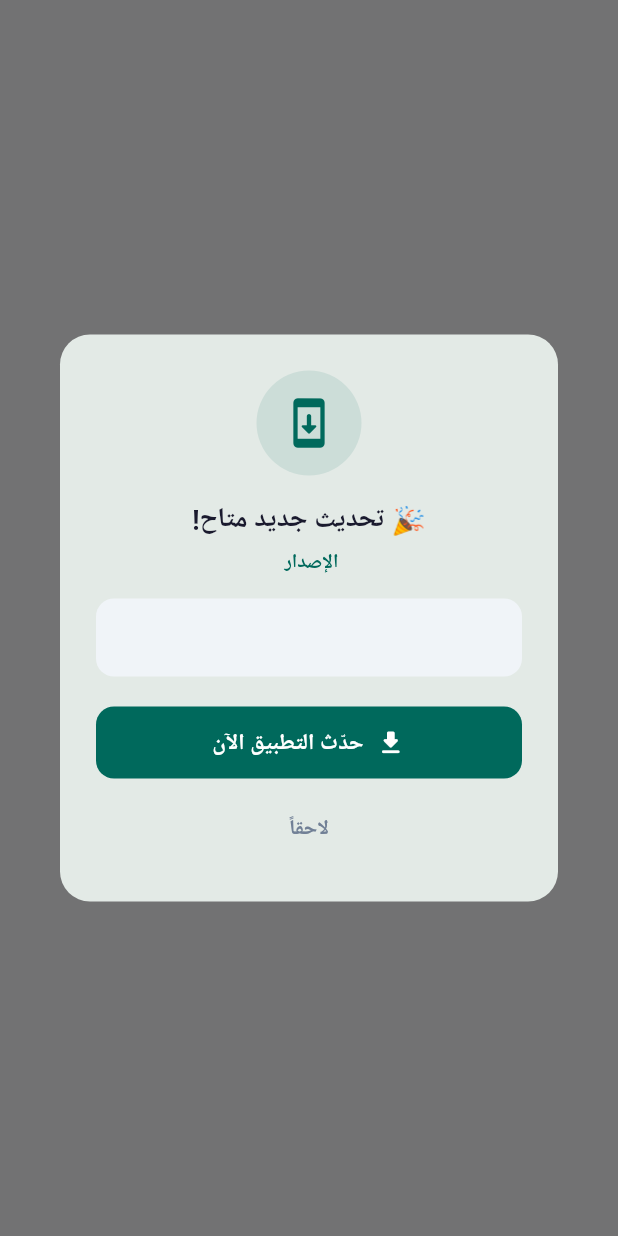
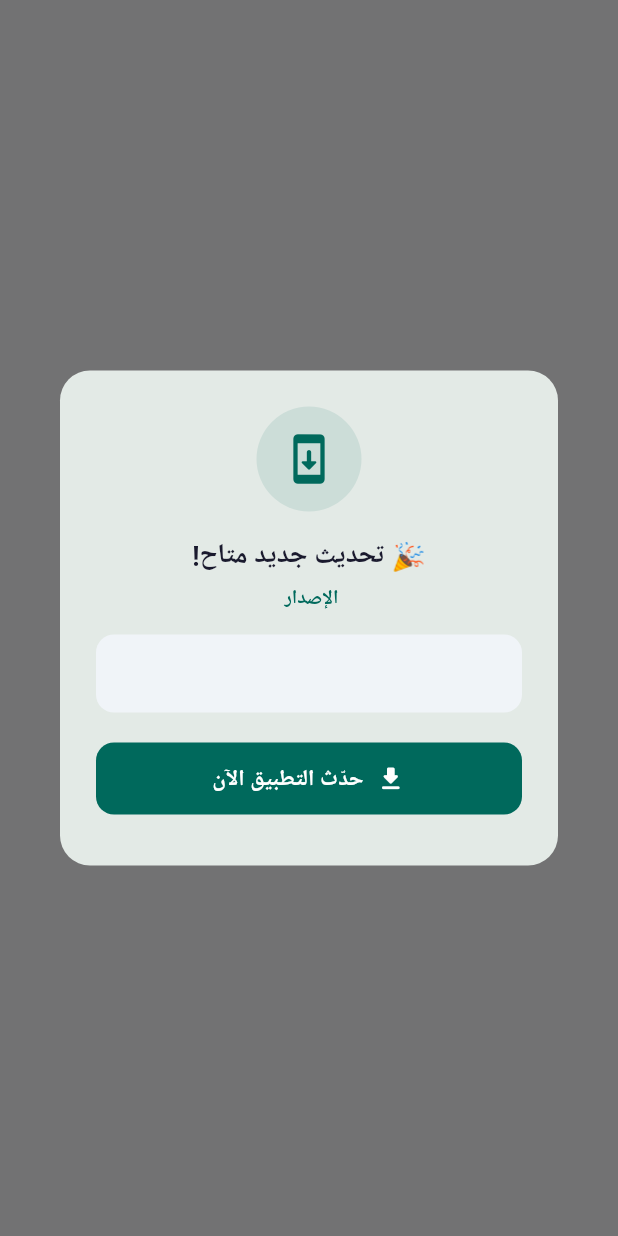
Before and after one commit to iraqpharma/iraq-pharma-guide, a Flutter app: what show() shows on an empty page, opened directly with empty values, on a phone screen of 412 x 824 dp. Run offline on Flutter 3.47's test engine with Material 3 defaults, Android fonts, the light colour scheme and no system bars; our stand-ins replace cached_network_image, firebase_core, firebase_messaging, flutter_local_notifications, flutter_riverpod, go_router and 7 more; missing offline and left inert: mobile_scanner; accounts and stored records are empty; Roboto replaces fonts that are missing (Ibm Plex Sans Arabic).

Commit message:
fix: make update dialog non-dismissible, remove later button

```diff
--- a/lib/shared/widgets/soft_update_dialog.dart
+++ b/lib/shared/widgets/soft_update_dialog.dart
@@ -18,7 +18,7 @@ class SoftUpdateDialog {
   }) {
     return showDialog(
       context: context,
-      barrierDismissible: true,
+      barrierDismissible: false,
       builder: (_) => _SoftUpdateWidget(
         updateMessage: updateMessage,
         latestVersion: latestVersion,
@@ -43,7 +43,9 @@ class _SoftUpdateWidget extends StatelessWidget {
 
   @override
   Widget build(BuildContext context) {
-    return Dialog(
+    return PopScope(
+      canPop: false,
+      child: Dialog(
       shape: RoundedRectangleBorder(borderRadius: BorderRadius.circular(20)),
       child: Directionality(
         textDirection: TextDirection.rtl,
@@ -130,21 +132,10 @@ class _SoftUpdateWidget extends StatelessWidget {
               ),
               const SizedBox(height: 10),
 
-              // زر "لاحقاً"
-              TextButton(
-                onPressed: () => Navigator.of(context).pop(),
-                child: Text(
-                  'لاحقاً',
-                  style: GoogleFonts.ibmPlexSansArabic(
-                    fontSize: 14,
-                    color: AppColors.textSecondary,
-                  ),
-                ),
-              ),
             ],
           ),
         ),
       ),
-    );
+    ));
   }
 }
```
